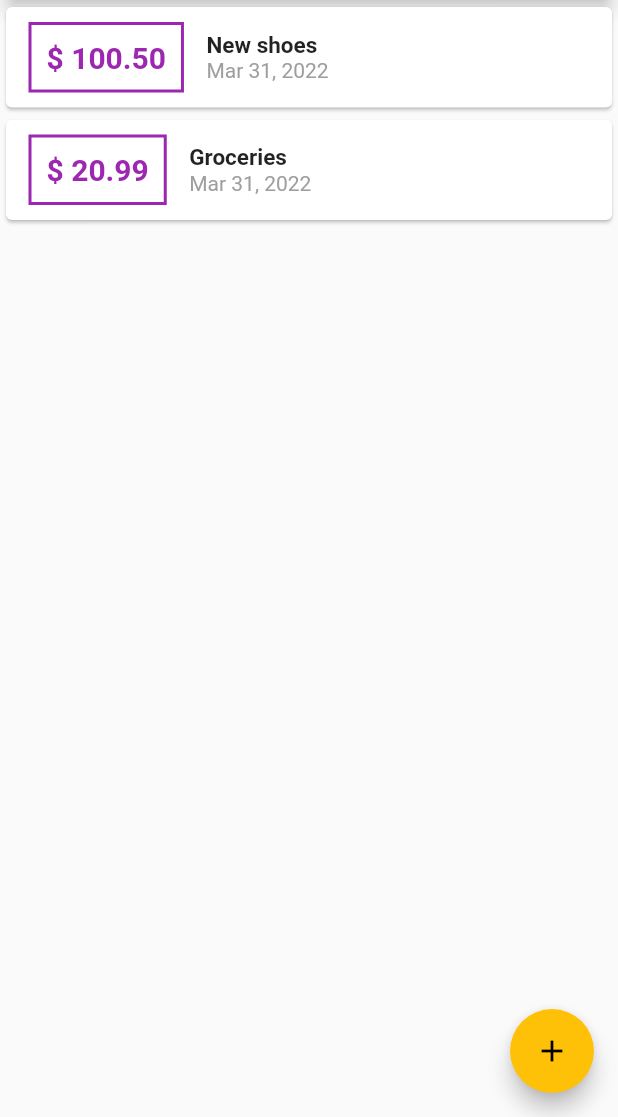
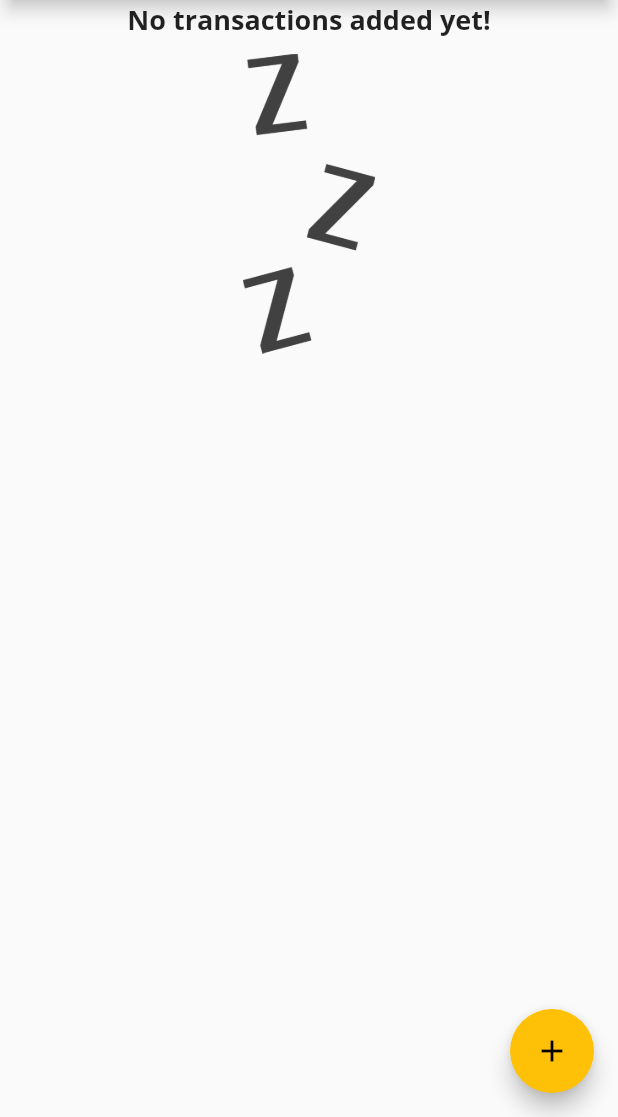
Before and after one commit to AnuTor/Flutter-course, a Flutter app: the screen it shows after launch, on a phone screen of 412 x 824 dp, the part 119-1236 px from its top. Run offline on Flutter 3.47's test engine with Material 2 defaults, Android fonts, the phone set to English and light mode, and no system bars; missing offline and left inert: dart:ffi.

Commit message:
Actualizado a lectura 101

```diff
--- a/app2_personal_expense_app/lib/main.dart
+++ b/app2_personal_expense_app/lib/main.dart
@@ -43,18 +43,18 @@ class MyHomePage extends StatefulWidget {
 
 class _MyHomePageState extends State<MyHomePage> {
   final List<Transaction> _userTransactions = [
-    Transaction(
-      id: 't1',
-      title: 'New shoes',
-      amount: 100.50,
-      date: DateTime.now(),
-    ),
-    Transaction(
-      id: 't2',
-      title: 'Groceries',
-      amount: 20.99,
-      date: DateTime.now(),
-    )
+    // Transaction(
+    //   id: 't1',
+    //   title: 'New shoes',
+    //   amount: 100.50,
+    //   date: DateTime.now(),
+    // ),
+    // Transaction(
+    //   id: 't2',
+    //   title: 'Groceries',
+    //   amount: 20.99,
+    //   date: DateTime.now(),
+    // )
   ];
 
   void _addNewTransaction(String txTitle, double txAmount) {
--- a/app2_personal_expense_app/lib/widgets/transaction_list.dart
+++ b/app2_personal_expense_app/lib/widgets/transaction_list.dart
@@ -12,7 +12,25 @@ class TransactionList extends StatelessWidget {
   Widget build(BuildContext context) {
     return Container(
       height: 300,
-      child: ListView.builder(
+      child: transactions.isEmpty
+          ? Column(
+              children: [
+                Text(
+                  'No transactions added yet!',
+                  style: Theme.of(context).textTheme.headline6,
+                ),
+                SizedBox(
+                  height: 10,
+                ),
+                Container(
+                    height: 200,
+                    child: Image.asset(
+                      'assets/images/waiting.png',
+                      fit: BoxFit.cover,
+                    ))
+              ],
+            )
+          : ListView.builder(
               itemBuilder: (ctx, int index) {
                 return Card(
                   child: Row(
@@ -43,10 +61,7 @@ class TransactionList extends StatelessWidget {
                         children: <Widget>[
                           Text(
                             transactions[index].title,
-                      style: TextStyle(
-                        fontWeight: FontWeight.bold,
-                        fontSize: 15,
-                      ),
+                            style: Theme.of(context).textTheme.headline6,
                           ),
                           Text(
                             DateFormat.yMMMd().format(transactions[index].date),
--- a/app2_personal_expense_app/pubspec.yaml
+++ b/app2_personal_expense_app/pubspec.yaml
@@ -46,9 +46,9 @@ flutter:
   uses-material-design: true
 
   # To add assets to your application, add an assets section, like this:
-  # assets:
-  #   - images/a_dot_burr.jpeg
-  #   - images/a_dot_ham.jpeg
+  assets:
+    - assets/images/waiting.png
+    # - images/a_dot_ham.jpeg
 
   # An image asset can refer to one or more resolution-specific "variants", see
   # https://flutter.dev/assets-and-images/#resolution-aware.
```
Also changed, not shown: app2_personal_expense_app/lib/widgets/chart.dart (added, +47 -0 lines), app2_personal_expense_app/assets/images/waiting.png (added). Lines whose indentation alone changed are shown as unchanged.
